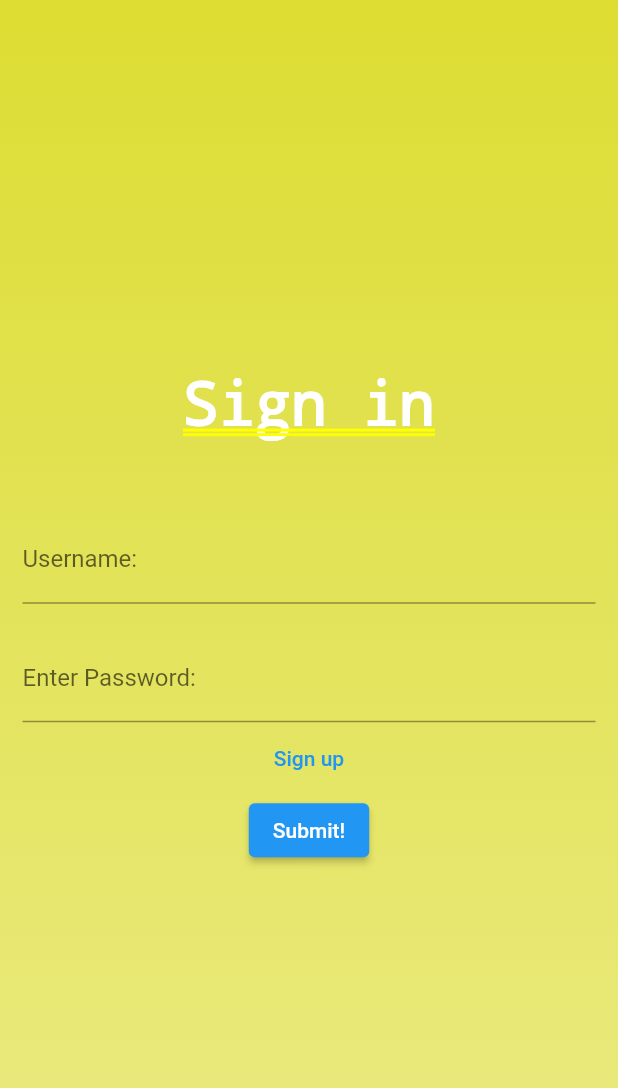
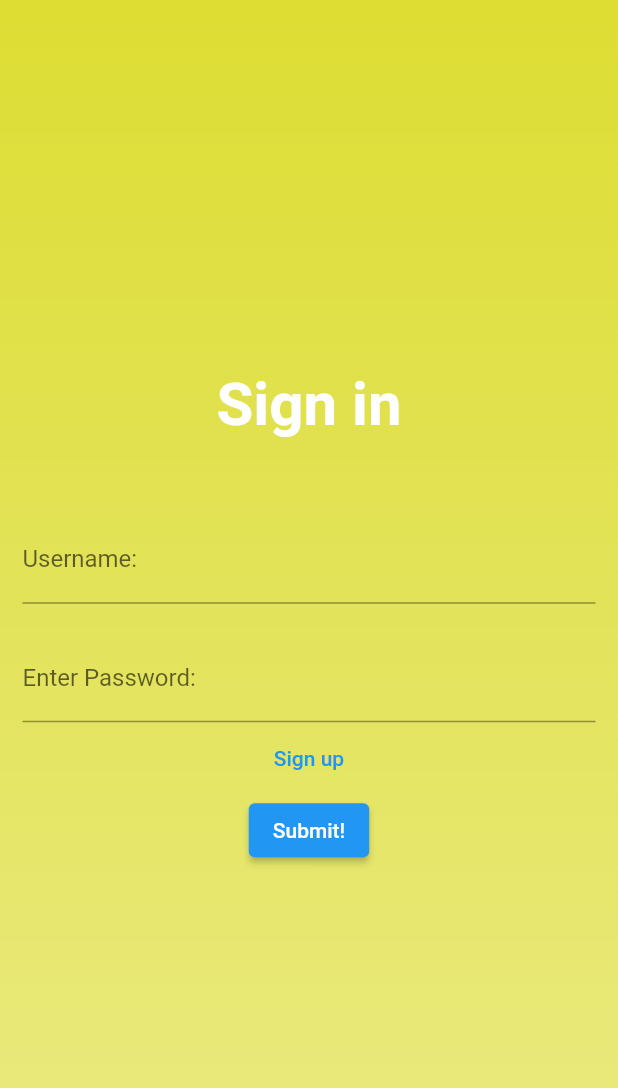
Before and after one commit to BABAMIZAIKAL/Flutter_projects, a Flutter app: the RegisterScreen screen opened directly, after a tap on "Sign in", on a phone screen of 412 x 824 dp. Shown: the top 1088 px of the screen. Run offline on Flutter 3.47's test engine with Material 2 defaults, Android fonts, the phone set to English and light mode, and no system bars.

Commit message:
pages bugfixes

```diff
--- a/diplomna_v1/lib/src/screens/login_screen.dart
+++ b/diplomna_v1/lib/src/screens/login_screen.dart
@@ -15,7 +15,8 @@ class LoginScreenState extends State<LoginScreen>{
   String password = '';
 
   Widget build(context){
-    return Container(
+    return Scaffold(
+       body: Container(
         height: double.infinity,
         width: double.infinity,
         decoration: BoxDecoration(
@@ -57,6 +58,7 @@ class LoginScreenState extends State<LoginScreen>{
             ),
           )
         ),
+      )
     );
   }
 
--- a/diplomna_v1/lib/src/screens/register_screen.dart
+++ b/diplomna_v1/lib/src/screens/register_screen.dart
@@ -18,7 +18,8 @@ class RegisterScreenState extends State<RegisterScreen>{
   String password2 = '';
 
   Widget build(context){
-    return Container(
+    return Scaffold(
+        body: Container(
           height: double.infinity,
           width: double.infinity,
           decoration: BoxDecoration(
@@ -63,6 +64,7 @@ class RegisterScreenState extends State<RegisterScreen>{
               ),
             )
           ),
+        )
     );
   }
 
```
Lines whose indentation alone changed are shown as unchanged.
